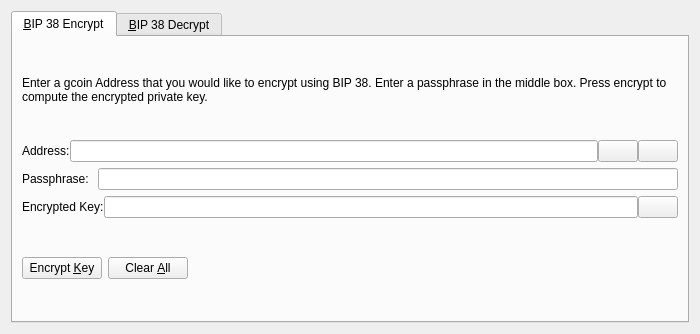
This is src/qt/forms/bip38tooldialog.ui in Micenas/Kaishen as Qt 5 draws it before an edit. The edited form follows.
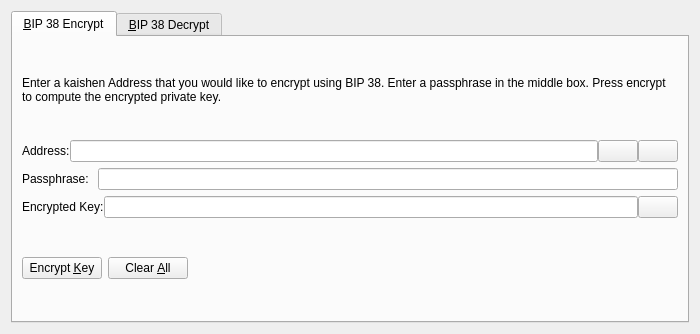
This is the edited form. The open tabs and pages were chosen to show the change. Icons and pictures are not drawn. Custom widgets are drawn as their Qt base class.

Patch:
```diff
--- a/src/qt/forms/bip38tooldialog.ui
+++ b/src/qt/forms/bip38tooldialog.ui
@@ -30,7 +30,7 @@
        <item>
         <widget class="QLabel" name="infoLabel_ENC">
          <property name="text">
-          <string>Enter a gcoin Address that you would like to encrypt using BIP 38. Enter a passphrase in the middle box. Press encrypt to compute the encrypted private key.</string>
+          <string>Enter a kaishen Address that you would like to encrypt using BIP 38. Enter a passphrase in the middle box. Press encrypt to compute the encrypted private key.</string>
          </property>
          <property name="textFormat">
           <enum>Qt::PlainText</enum>
```
Left out of the diff: 24 changed lines with no effect on the pictures.
